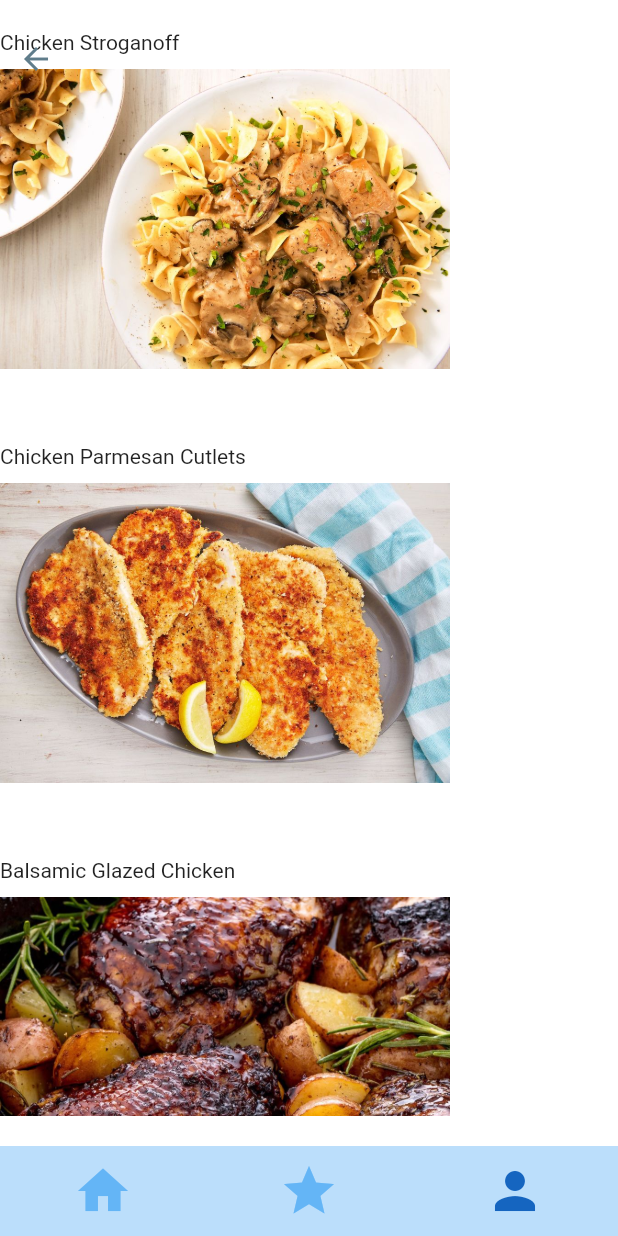
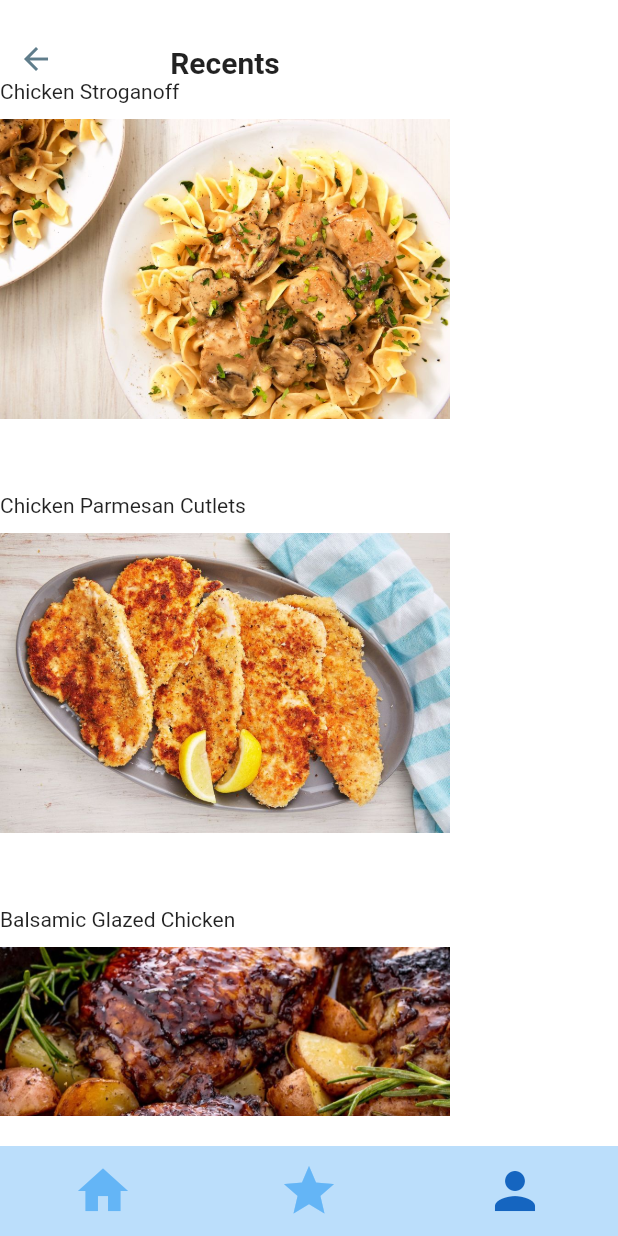
Before and after one commit to Haelioe/recipe_app, a Flutter app: the RecentsScreen screen opened directly, on a phone screen of 412 x 824 dp. Run offline on Flutter 3.47's test engine with Material 2 defaults, Android fonts, the phone set to English and light mode, and no system bars.

Commit message:
Finished Profile screen and Recents screen [UPDATED]

```diff
--- a/lib/screens/profile_screen.dart
+++ b/lib/screens/profile_screen.dart
@@ -57,7 +57,7 @@ class _ProfileScreenState extends State<ProfileScreen> {
                 child: Padding(
                   padding: const EdgeInsets.only(top: 10),
                   child: Text(
-                    'Recent',
+                    'Recents',
                     textAlign: TextAlign.center,
                     style: TextStyle(fontSize: 15, fontWeight: FontWeight.bold),
                   ),
--- a/lib/screens/recents_screen.dart
+++ b/lib/screens/recents_screen.dart
@@ -19,10 +19,11 @@ class _RecentsScreenState extends State<RecentsScreen> {
         children: <Widget>[
           Column(
             children: [
-              SizedBox(height: 20.0),
+              SizedBox(height: 30.0),
+              Text('Recents', style: TextStyle(fontWeight: FontWeight.bold, fontSize: 20),),
               Container(
                 width: 300.0,
-                height: MediaQuery.of(context).size.height - 100,
+                height: MediaQuery.of(context).size.height - 133,
                 child: ListView(
                   scrollDirection: Axis.vertical,
                   children: [
```
